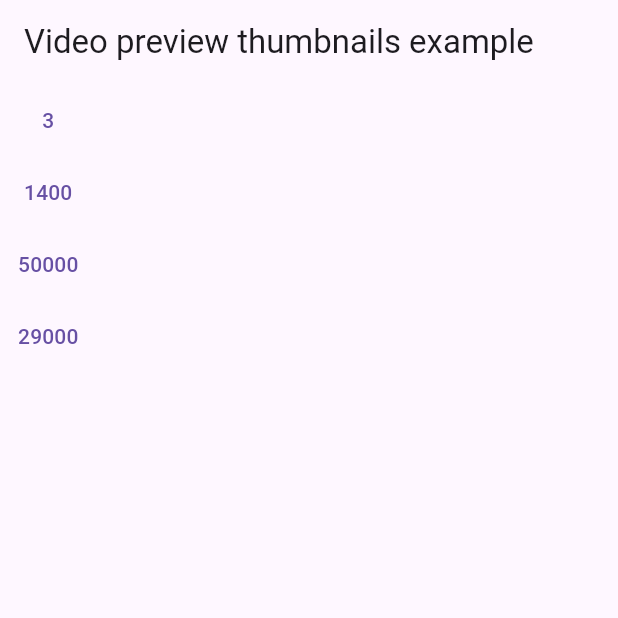
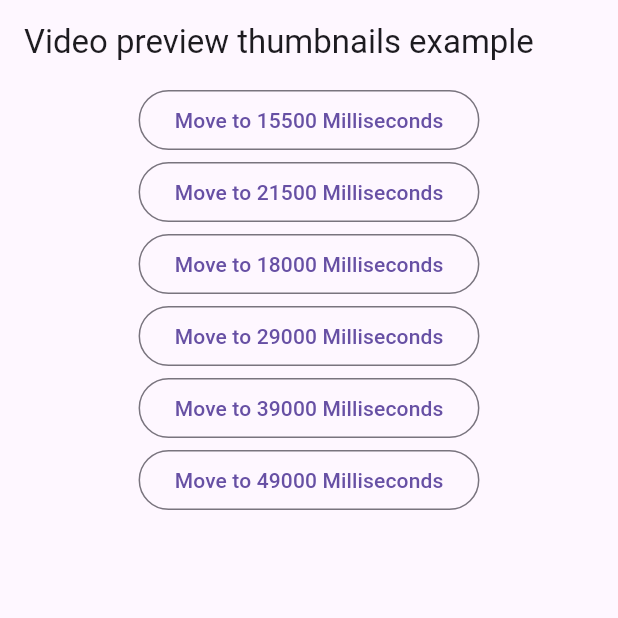
Before and after one commit to mbfakourii/video_preview_thumbnails, a Flutter app: the screen it shows after launch, on a phone screen of 412 x 824 dp, the top half of it. Run offline on Flutter 3.47's test engine with Material 3 defaults, Android fonts, the light colour scheme and no system bars; our stand-ins replace dio.

Commit message:
Initial commit

```diff
--- a/example/lib/main.dart
+++ b/example/lib/main.dart
@@ -46,32 +46,17 @@ class _MyHomePageState extends State<MyHomePage> {
         ),
         body: Column(
           children: <Widget>[
-            TextButton(
-              onPressed: () {
-                controller.setCurrentTime(3);
-              },
-              child: const Text('3'),
-            ),
-            TextButton(
-              onPressed: () {
-                controller.setCurrentTime(1400);
-              },
-              child: const Text('1400'),
-            ),
-            TextButton(
-              onPressed: () {
-                controller.setCurrentTime(50000);
-              },
-              child: const Text('50000'),
-            ),
-            TextButton(
-              onPressed: () {
-                controller.setCurrentTime(29000);
-              },
-              child: const Text('29000'),
-            ),
-            Container(
-              constraints: const BoxConstraints(maxHeight: 150, maxWidth: 300),
+            _addMoveCurrentTime(15500),
+            _addMoveCurrentTime(21500),
+            _addMoveCurrentTime(18000),
+            _addMoveCurrentTime(29000),
+            _addMoveCurrentTime(39000),
+            _addMoveCurrentTime(49000),
+            const SizedBox(height: 20),
+            Center(
+              child: Container(
+                constraints:
+                    const BoxConstraints(maxHeight: 150, maxWidth: 300),
                 child: (vttFile != null)
                     ? VideoPreviewThumbnails(
                         vtt: vttFile!,
@@ -79,6 +64,7 @@ class _MyHomePageState extends State<MyHomePage> {
                         scale: 5,
                       )
                     : const SizedBox.shrink(),
+              ),
             ),
           ],
         ),
@@ -93,4 +79,11 @@ class _MyHomePageState extends State<MyHomePage> {
     vttFile = await loadVtt();
     setState(() {});
   }
+
+  Widget _addMoveCurrentTime(final int value) => OutlinedButton(
+        onPressed: () {
+          controller.setCurrentTime(value);
+        },
+        child: Text('Move to $value Milliseconds'),
+      );
 }
```
Also changed, not shown: lib/src/widgets/video_preview_thumbnails.dart (+26 -9 lines), 5 other files. Lines whose indentation alone changed are shown as unchanged.
